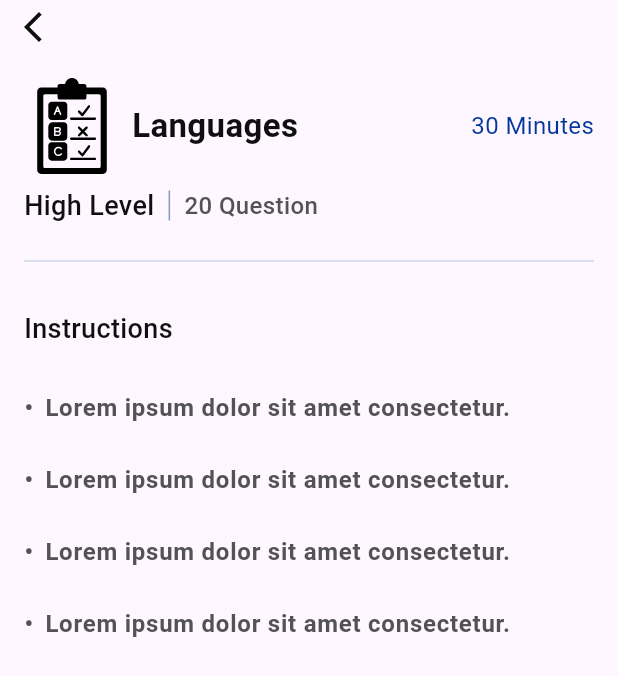
After one commit to AhmedRasmy1/online_exam_app, a Flutter app: the ExamPreview screen opened by its route, on a phone screen of 412 x 824 dp. The commit adds this screen. Shown: the top 676 px of the screen. Run offline on Flutter 3.47's test engine with Material 3 defaults, Android fonts, the phone set to English and light mode, and no system bars; our stand-ins replace awesome_dialog, bloc, dio, flutter_bloc, flutter_svg, get_it and 2 more; accounts and stored records are empty; project files that could hold a hidden picture were left out.

Commit message:
Refactor routes_manager.dart to add examPreviewRoute Refactor custom_app_bar.dart to make title and color optional Add ExamPreview page to explore feature

```diff
--- /dev/null
+++ b/lib/Features/explore/presentation/pages/exam_preview.dart
@@ -0,0 +1,131 @@
+import 'package:flutter/material.dart';
+import 'package:flutter_svg/svg.dart';
+import 'package:online_exam_app/core/resources/color_manager.dart';
+import 'package:online_exam_app/core/resources/font_manager.dart';
+import 'package:online_exam_app/core/resources/values_manager.dart';
+import 'package:online_exam_app/core/widgets/custom_app_bar.dart';
+
+class ExamPreview extends StatelessWidget {
+  const ExamPreview({super.key});
+
+  @override
+  Widget build(BuildContext context) {
+    return Scaffold(
+      body: SafeArea(
+        child: Padding(
+          padding: const EdgeInsets.only(
+            top: AppPadding.p8,
+            left: AppPadding.p16,
+            right: AppPadding.p16,
+          ),
+          child: Column(
+            crossAxisAlignment: CrossAxisAlignment.start,
+            children: [
+              CustomAppBar(
+                onTap: () {
+                  Navigator.pop(context);
+                },
+              ),
+              const SizedBox(height: AppSize.s24),
+              Row(
+                children: [
+                  SvgPicture.asset('assets/images/multiple-choice.svg'),
+                  const SizedBox(width: AppSize.s8),
+                  Text(
+                    'Languages',
+                    style: TextStyle(
+                      fontSize: FontSize.s22,
+                      color: ColorManager.black,
+                      fontWeight: FontWeightManager.bold,
+                    ),
+                  ),
+                  const Spacer(),
+                  Text(
+                    '30 Minutes',
+                    style: TextStyle(
+                      fontSize: FontSize.s16,
+                      color: ColorManager.blue,
+                      fontWeight: FontWeightManager.regular,
+                    ),
+                  )
+                ],
+              ),
+              const SizedBox(height: AppSize.s8),
+              Row(
+                crossAxisAlignment: CrossAxisAlignment.center,
+                children: [
+                  Text(
+                    "High Level",
+                    style: TextStyle(
+                      fontSize: FontSize.s18,
+                      color: ColorManager.black,
+                      fontWeight: FontWeightManager.medium,
+                    ),
+                  ),
+                  const SizedBox(
+                    height: 20,
+                    child: VerticalDivider(
+                      color: Color(0xff809ACD),
+                      thickness: 1,
+                      width: 20,
+                    ),
+                  ),
+                  Text(
+                    "20 Question",
+                    style: TextStyle(
+                      fontSize: FontSize.s16,
+                      color: ColorManager.grey,
+                      fontWeight: FontWeightManager.medium,
+                    ),
+                  ),
+                ],
+              ),
+              const SizedBox(height: AppSize.s16),
+              const Divider(color: Color(0xffCCD7EB), thickness: 1),
+              const SizedBox(height: AppSize.s24),
+              Text(
+                "Instructions",
+                style: TextStyle(
+                  fontSize: FontSize.s18,
+                  color: ColorManager.black,
+                  fontWeight: FontWeightManager.medium,
+                ),
+              ),
+              const SizedBox(height: AppSize.s16),
+              Expanded(
+                child: ListView.builder(
+                  itemCount: 4,
+                  itemBuilder: (context, index) {
+                    return ListTile(
+                      dense: true,
+                      contentPadding: const EdgeInsets.symmetric(horizontal: 0),
+                      horizontalTitleGap: -10,
+                      leading: Text(
+                        "•",
+                        style: TextStyle(
+                          fontSize: FontSize.s16,
+                          color: ColorManager.grey,
+                          fontWeight: FontWeightManager.bold,
+                        ),
+                      ),
+                      title: Text(
+                        "Lorem ipsum dolor sit amet consectetur.",
+                        style: TextStyle(
+                          fontSize: FontSize.s16,
+                          color: ColorManager.grey,
+                          fontWeight: FontWeightManager.bold,
+                        ),
+                        overflow: TextOverflow.ellipsis,
+                        maxLines: 1,
+                      ),
+                    );
+                  },
+                ),
+              )
+            ],
+          ),
+        ),
+      ),
+    );
+  }
+}
--- a/lib/Features/explore/presentation/pages/subject_details.dart
+++ b/lib/Features/explore/presentation/pages/subject_details.dart
@@ -3,6 +3,7 @@ import 'package:flutter_svg/svg.dart';
 import 'package:online_exam_app/core/functions/extenstions.dart';
 import 'package:online_exam_app/core/resources/color_manager.dart';
 import 'package:online_exam_app/core/resources/font_manager.dart';
+import 'package:online_exam_app/core/resources/routes_manager.dart';
 import 'package:online_exam_app/core/resources/values_manager.dart';
 import 'package:online_exam_app/core/widgets/custom_app_bar.dart';
 
@@ -43,7 +44,12 @@ class SubjectDetails extends StatelessWidget {
                 child: ListView.builder(
                     itemCount: 3,
                     itemBuilder: (context, index) {
-                      return Container(
+                      return GestureDetector(
+                        onTap: () {
+                          Navigator.pushNamed(
+                              context, RoutesManager.examPreviewRoute);
+                        },
+                        child: Container(
                           margin: const EdgeInsets.only(top: AppMargin.m16),
                           padding: const EdgeInsets.symmetric(
                             vertical: AppPadding.p16,
@@ -82,7 +88,8 @@ class SubjectDetails extends StatelessWidget {
                                           style: TextStyle(
                                             fontSize: FontSize.s16,
                                             color: ColorManager.black,
-                                          fontWeight: FontWeightManager.medium,
+                                            fontWeight:
+                                                FontWeightManager.medium,
                                           ),
                                         ),
                                         Text(
@@ -90,7 +97,8 @@ class SubjectDetails extends StatelessWidget {
                                           style: TextStyle(
                                             fontSize: FontSize.s14,
                                             color: ColorManager.blue,
-                                          fontWeight: FontWeightManager.regular,
+                                            fontWeight:
+                                                FontWeightManager.regular,
                                           ),
                                         ),
                                       ],
@@ -118,6 +126,7 @@ class SubjectDetails extends StatelessWidget {
                               )
                             ],
                           ),
+                        ),
                       );
                     }),
               )
--- a/lib/core/resources/routes_manager.dart
+++ b/lib/core/resources/routes_manager.dart
@@ -1,4 +1,5 @@
 import 'package:flutter/material.dart';
+import 'package:online_exam_app/Features/explore/presentation/pages/exam_preview.dart';
 import 'package:online_exam_app/Features/explore/presentation/pages/subject_details.dart';
 import 'package:online_exam_app/Features/profile/presentation/pages/change_password_view.dart';
 import '../../Features/Home/presentation/views/home_view.dart';
@@ -20,6 +21,7 @@ class RoutesManager {
   static const String homeRoute = '/home';
   static const String changePasswordRoute = '/changePassword';
   static const String subjectsDetailRoute = '/subjectsDetail';
+  static const String examPreviewRoute = '/examPreview';
 }
 
 class RouteGenerator {
@@ -43,6 +45,8 @@ class RouteGenerator {
         return MaterialPageRoute(builder: (_) => const ChangePasswordView());
       case RoutesManager.subjectsDetailRoute:
         return MaterialPageRoute(builder: (_) => const SubjectDetails());
+      case RoutesManager.examPreviewRoute:
+        return MaterialPageRoute(builder: (_) => const ExamPreview());
       default:
         return unDefinedRoute();
     }
--- a/lib/core/widgets/custom_app_bar.dart
+++ b/lib/core/widgets/custom_app_bar.dart
@@ -6,13 +6,14 @@ import '../resources/values_manager.dart';
 class CustomAppBar extends StatelessWidget {
   const CustomAppBar({
     super.key,
-    required this.title,
-    required this.onTap,
-    required this.color,
+    this.title,
+    this.onTap,
+    this.color,
   });
-  final String title;
+
+  final String? title;
   final void Function()? onTap;
-  final Color color;
+  final Color? color;
 
   @override
   Widget build(BuildContext context) {
@@ -24,14 +25,15 @@ class CustomAppBar extends StatelessWidget {
             child: SvgPicture.asset("assets/images/Vector.svg"),
           ),
         const SizedBox(width: AppSize.s8),
-        Text(
-          title,
-          style: TextStyle(
-            fontSize: FontSize.s20,
-            color: color,
-            fontWeight: FontWeightManager.bold,
+        if (title != null)
+          Text(
+            title!,
+            style: TextStyle(
+              fontSize: FontSize.s20,
+              color: color ?? Colors.black,
+              fontWeight: FontWeightManager.bold,
+            ),
           ),
-        )
       ],
     );
   }
```
Lines whose indentation alone changed are shown as unchanged.
